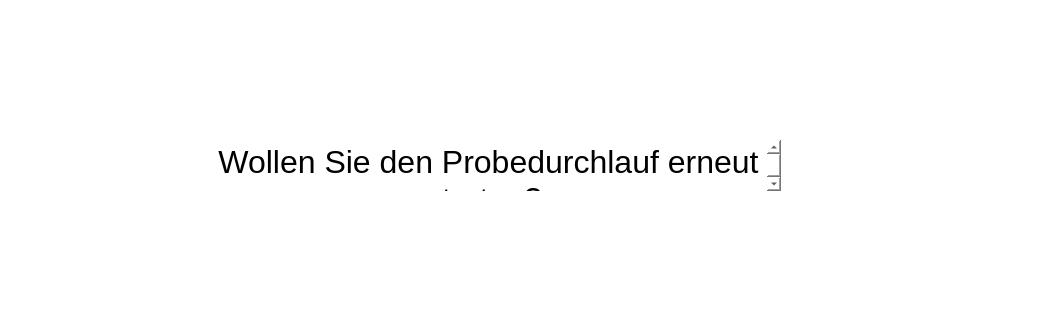
The window that forms/repeat_test.ui (IKI-Lab/auscultation_AI_noise_exp) describes before a commit, drawn with Qt 5; both pictures show x 220 to 1271 and y 150 to 470 of the 1440 by 757 pixel window.
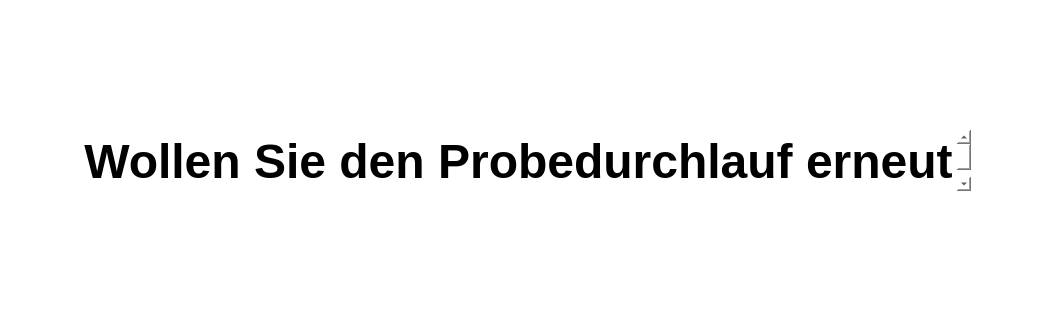
The same window after the commit.

Patch:
```diff
--- a/forms/repeat_test.ui
+++ b/forms/repeat_test.ui
@@ -34,10 +34,10 @@
    <widget class="QTextBrowser" name="textBrowser">
     <property name="geometry">
      <rect>
-      <x>500</x>
-      <y>310</y>
-      <width>571</width>
-      <height>51</height>
+      <x>370</x>
+      <y>300</y>
+      <width>891</width>
+      <height>61</height>
      </rect>
     </property>
     <property name="frameShape">
@@ -48,7 +48,7 @@
 &lt;html&gt;&lt;head&gt;&lt;meta name=&quot;qrichtext&quot; content=&quot;1&quot; /&gt;&lt;style type=&quot;text/css&quot;&gt;
 p, li { white-space: pre-wrap; }
 &lt;/style&gt;&lt;/head&gt;&lt;body style=&quot; font-family:'.AppleSystemUIFont'; font-size:13pt; font-weight:400; font-style:normal;&quot;&gt;
-&lt;p align=&quot;center&quot; style=&quot; margin-top:0px; margin-bottom:0px; margin-left:0px; margin-right:0px; -qt-block-indent:0; text-indent:0px;&quot;&gt;&lt;span style=&quot; font-family:'Helvetica Neue'; font-size:24pt;&quot;&gt;Wollen Sie den Probedurchlauf erneut starten?&lt;/span&gt;&lt;span style=&quot; font-size:24pt;&quot;&gt; &lt;/span&gt;&lt;/p&gt;&lt;/body&gt;&lt;/html&gt;</string>
+&lt;p align=&quot;center&quot; style=&quot; margin-top:0px; margin-bottom:0px; margin-left:0px; margin-right:0px; -qt-block-indent:0; text-indent:0px;&quot;&gt;&lt;span style=&quot; font-family:'Helvetica Neue'; font-size:36pt; font-weight:600;&quot;&gt;Wollen Sie den Probedurchlauf erneut starten?&lt;/span&gt;&lt;span style=&quot; font-size:36pt; font-weight:600;&quot;&gt; &lt;/span&gt;&lt;/p&gt;&lt;/body&gt;&lt;/html&gt;</string>
     </property>
    </widget>
    <widget class="QPushButton" name="start">
```
